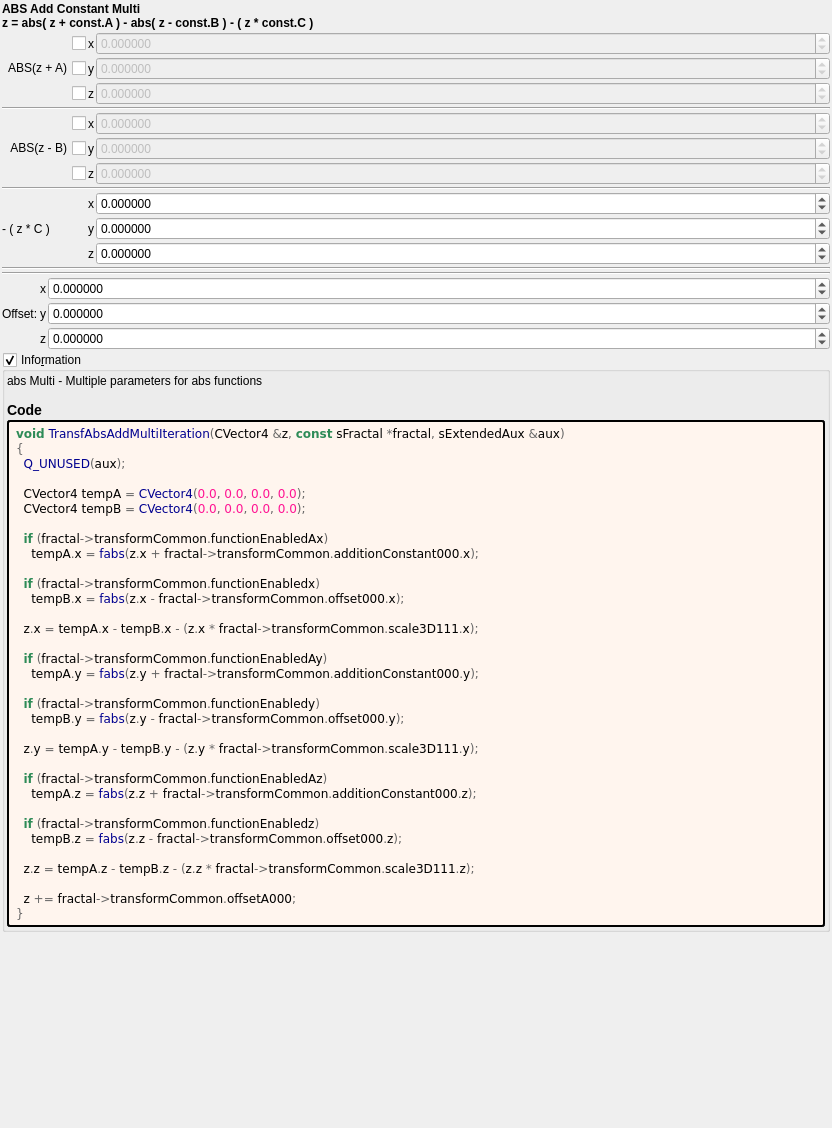
This is mandelbulber2/formula/ui/transf_abs_add_multi.ui in buddhi1980/mandelbulber2 as Qt 5 draws it before an edit. The edited form follows.
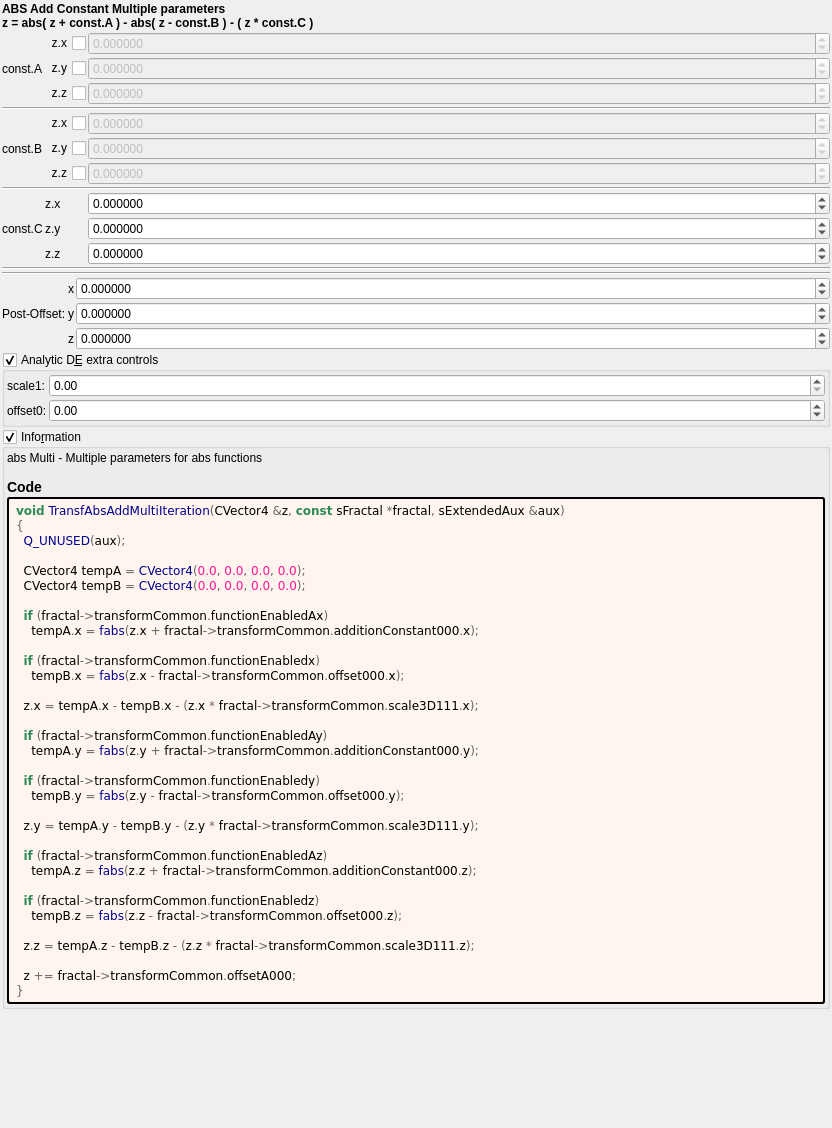
This is the edited form. Custom widgets are drawn as their Qt base class.

```diff
--- a/mandelbulber2/formula/ui/transf_abs_add_multi.ui
+++ b/mandelbulber2/formula/ui/transf_abs_add_multi.ui
@@ -38,7 +38,7 @@
       </font>
      </property>
      <property name="text">
-      <string>ABS Add Constant Multi
+      <string>ABS Add Constant Multiple parameters
 z = abs( z + const.A ) - abs( z - const.B ) - ( z * const.C )</string>
      </property>
     </widget>
@@ -48,15 +48,47 @@
      <property name="spacing">
       <number>2</number>
      </property>
-     <item row="4" column="1">
-      <widget class="QLabel" name="label_94">
+     <item row="9" column="2">
+      <widget class="MyDoubleSpinBox" name="spinbox3_transf_scale3D_111_y">
+       <property name="sizePolicy">
+        <sizepolicy hsizetype="Minimum" vsizetype="Maximum">
+         <horstretch>0</horstretch>
+         <verstretch>0</verstretch>
+        </sizepolicy>
+       </property>
+       <property name="decimals">
+        <number>6</number>
+       </property>
+       <property name="minimum">
+        <double>-99.989999999999995</double>
+       </property>
+       <property name="maximum">
+        <double>99.989999999999995</double>
+       </property>
+       <property name="singleStep">
+        <double>0.100000000000000</double>
+       </property>
+      </widget>
+     </item>
+     <item row="6" column="1">
+      <widget class="MyCheckBox" name="checkBox_transf_function_enabledz">
+       <property name="layoutDirection">
+        <enum>Qt::RightToLeft</enum>
+       </property>
        <property name="text">
-        <string notr="true">x</string>
+        <string>z.z</string>
        </property>
       </widget>
      </item>
-     <item row="5" column="2">
-      <widget class="MyDoubleSpinBox" name="spinbox3_transf_offset_000_y">
+     <item row="8" column="1">
+      <widget class="QLabel" name="label_99">
+       <property name="text">
+        <string notr="true">z.x</string>
+       </property>
+      </widget>
+     </item>
+     <item row="6" column="2">
+      <widget class="MyDoubleSpinBox" name="spinbox3_transf_offset_000_z">
        <property name="enabled">
         <bool>false</bool>
        </property>
@@ -80,35 +112,32 @@
        </property>
       </widget>
      </item>
-     <item row="2" column="0">
+     <item row="3" column="0" colspan="3">
+      <widget class="Line" name="line_24">
+       <property name="orientation">
+        <enum>Qt::Horizontal</enum>
+       </property>
+      </widget>
+     </item>
+     <item row="2" column="1">
       <widget class="MyCheckBox" name="checkBox_transf_function_enabledAz">
        <property name="layoutDirection">
         <enum>Qt::RightToLeft</enum>
        </property>
        <property name="text">
-        <string/>
+        <string>z.z</string>
        </property>
       </widget>
      </item>
-     <item row="4" column="0">
-      <widget class="MyCheckBox" name="checkBox_transf_function_enabledx">
-       <property name="layoutDirection">
-        <enum>Qt::RightToLeft</enum>
-       </property>
+     <item row="10" column="1">
+      <widget class="QLabel" name="label_101">
        <property name="text">
-        <string/>
+        <string notr="true">z.z</string>
        </property>
       </widget>
      </item>
-     <item row="5" column="1">
-      <widget class="QLabel" name="label_95">
-       <property name="text">
-        <string notr="true">y</string>
-       </property>
-      </widget>
-     </item>
-     <item row="4" column="2">
-      <widget class="MyDoubleSpinBox" name="spinbox3_transf_offset_000_x">
+     <item row="0" column="2">
+      <widget class="MyDoubleSpinBox" name="spinbox3_transf_addition_constant_x">
        <property name="enabled">
         <bool>false</bool>
        </property>
@@ -132,13 +161,128 @@
        </property>
       </widget>
      </item>
+     <item row="9" column="1">
+      <widget class="QLabel" name="label_100">
+       <property name="text">
+        <string notr="true">z.y</string>
+       </property>
+      </widget>
+     </item>
      <item row="1" column="0">
+      <widget class="QLabel" name="label_3">
+       <property name="text">
+        <string notr="true">const.A</string>
+       </property>
+      </widget>
+     </item>
+     <item row="1" column="1">
       <widget class="MyCheckBox" name="checkBox_transf_function_enabledAy">
        <property name="layoutDirection">
         <enum>Qt::RightToLeft</enum>
        </property>
        <property name="text">
-        <string notr="true">ABS(z + A)</string>
+        <string notr="true">z.y</string>
+       </property>
+      </widget>
+     </item>
+     <item row="8" column="2">
+      <widget class="MyDoubleSpinBox" name="spinbox3_transf_scale3D_111_x">
+       <property name="sizePolicy">
+        <sizepolicy hsizetype="Minimum" vsizetype="Maximum">
+         <horstretch>0</horstretch>
+         <verstretch>0</verstretch>
+        </sizepolicy>
+       </property>
+       <property name="prefix">
+        <string/>
+       </property>
+       <property name="decimals">
+        <number>6</number>
+       </property>
+       <property name="minimum">
+        <double>-99.989999999999995</double>
+       </property>
+       <property name="singleStep">
+        <double>0.100000000000000</double>
+       </property>
+      </widget>
+     </item>
+     <item row="4" column="2">
+      <widget class="MyDoubleSpinBox" name="spinbox3_transf_offset_000_x">
+       <property name="enabled">
+        <bool>false</bool>
+       </property>
+       <property name="sizePolicy">
+        <sizepolicy hsizetype="Minimum" vsizetype="Maximum">
+         <horstretch>0</horstretch>
+         <verstretch>0</verstretch>
+        </sizepolicy>
+       </property>
+       <property name="prefix">
+        <string/>
+       </property>
+       <property name="decimals">
+        <number>6</number>
+       </property>
+       <property name="minimum">
+        <double>-99.989999999999995</double>
+       </property>
+       <property name="singleStep">
+        <double>0.100000000000000</double>
+       </property>
+      </widget>
+     </item>
+     <item row="1" column="2">
+      <widget class="MyDoubleSpinBox" name="spinbox3_transf_addition_constant_y">
+       <property name="enabled">
+        <bool>false</bool>
+       </property>
+       <property name="sizePolicy">
+        <sizepolicy hsizetype="Minimum" vsizetype="Maximum">
+         <horstretch>0</horstretch>
+         <verstretch>0</verstretch>
+        </sizepolicy>
+       </property>
+       <property name="decimals">
+        <number>6</number>
+       </property>
+       <property name="minimum">
+        <double>-99.989999999999995</double>
+       </property>
+       <property name="maximum">
+        <double>99.989999999999995</double>
+       </property>
+       <property name="singleStep">
+        <double>0.100000000000000</double>
+       </property>
+      </widget>
+     </item>
+     <item row="7" column="0" colspan="3">
+      <widget class="Line" name="line_23">
+       <property name="orientation">
+        <enum>Qt::Horizontal</enum>
+       </property>
+      </widget>
+     </item>
+     <item row="10" column="2">
+      <widget class="MyDoubleSpinBox" name="spinbox3_transf_scale3D_111_z">
+       <property name="sizePolicy">
+        <sizepolicy hsizetype="Minimum" vsizetype="Maximum">
+         <horstretch>0</horstretch>
+         <verstretch>0</verstretch>
+        </sizepolicy>
+       </property>
+       <property name="decimals">
+        <number>6</number>
+       </property>
+       <property name="minimum">
+        <double>-99.989999999999995</double>
+       </property>
+       <property name="maximum">
+        <double>99.989999999999995</double>
+       </property>
+       <property name="singleStep">
+        <double>0.100000000000000</double>
        </property>
       </widget>
      </item>
@@ -167,125 +311,25 @@
        </property>
       </widget>
      </item>
-     <item row="7" column="1">
-      <widget class="QLabel" name="label_96">
-       <property name="text">
-        <string notr="true">z</string>
-       </property>
-      </widget>
-     </item>
-     <item row="2" column="1">
-      <widget class="QLabel" name="label_70">
-       <property name="text">
-        <string notr="true">z</string>
-       </property>
-      </widget>
-     </item>
-     <item row="0" column="2">
-      <widget class="MyDoubleSpinBox" name="spinbox3_transf_addition_constant_x">
-       <property name="enabled">
-        <bool>false</bool>
-       </property>
-       <property name="sizePolicy">
-        <sizepolicy hsizetype="Minimum" vsizetype="Maximum">
-         <horstretch>0</horstretch>
-         <verstretch>0</verstretch>
-        </sizepolicy>
-       </property>
-       <property name="prefix">
-        <string/>
-       </property>
-       <property name="decimals">
-        <number>6</number>
-       </property>
-       <property name="minimum">
-        <double>-99.989999999999995</double>
-       </property>
-       <property name="singleStep">
-        <double>0.100000000000000</double>
-       </property>
-      </widget>
-     </item>
-     <item row="1" column="1">
-      <widget class="QLabel" name="label_68">
-       <property name="text">
-        <string notr="true">y</string>
-       </property>
-      </widget>
-     </item>
      <item row="5" column="0">
+      <widget class="QLabel" name="label_4">
+       <property name="text">
+        <string notr="true">const.B</string>
+       </property>
+      </widget>
+     </item>
+     <item row="5" column="1">
       <widget class="MyCheckBox" name="checkBox_transf_function_enabledy">
        <property name="layoutDirection">
         <enum>Qt::RightToLeft</enum>
        </property>
        <property name="text">
-        <string notr="true">ABS(z - B)</string>
+        <string notr="true">z.y</string>
        </property>
       </widget>
      </item>
-     <item row="10" column="2">
-      <widget class="MyDoubleSpinBox" name="spinbox3_transf_scale3D_111_y">
-       <property name="sizePolicy">
-        <sizepolicy hsizetype="Minimum" vsizetype="Maximum">
-         <horstretch>0</horstretch>
-         <verstretch>0</verstretch>
-        </sizepolicy>
-       </property>
-       <property name="decimals">
-        <number>6</number>
-       </property>
-       <property name="minimum">
-        <double>-99.989999999999995</double>
-       </property>
-       <property name="maximum">
-        <double>99.989999999999995</double>
-       </property>
-       <property name="singleStep">
-        <double>0.100000000000000</double>
-       </property>
-      </widget>
-     </item>
-     <item row="3" column="0" colspan="3">
-      <widget class="Line" name="line_24">
-       <property name="orientation">
-        <enum>Qt::Horizontal</enum>
-       </property>
-      </widget>
-     </item>
-     <item row="0" column="0">
-      <widget class="MyCheckBox" name="checkBox_transf_function_enabledAx">
-       <property name="layoutDirection">
-        <enum>Qt::RightToLeft</enum>
-       </property>
-       <property name="text">
-        <string/>
-       </property>
-      </widget>
-     </item>
-     <item row="11" column="2">
-      <widget class="MyDoubleSpinBox" name="spinbox3_transf_scale3D_111_z">
-       <property name="sizePolicy">
-        <sizepolicy hsizetype="Minimum" vsizetype="Maximum">
-         <horstretch>0</horstretch>
-         <verstretch>0</verstretch>
-        </sizepolicy>
-       </property>
-       <property name="decimals">
-        <number>6</number>
-       </property>
-       <property name="minimum">
-        <double>-99.989999999999995</double>
-       </property>
-       <property name="maximum">
-        <double>99.989999999999995</double>
-       </property>
-       <property name="singleStep">
-        <double>0.100000000000000</double>
-       </property>
-      </widget>
-     </item>
-     <item row="1" column="2">
-      <widget class="MyDoubleSpinBox" name="spinbox3_transf_addition_constant_y">
+     <item row="5" column="2">
+      <widget class="MyDoubleSpinBox" name="spinbox3_transf_offset_000_y">
        <property name="enabled">
         <bool>false</bool>
        </property>
@@ -309,102 +353,30 @@
        </property>
       </widget>
      </item>
-     <item row="7" column="0">
-      <widget class="MyCheckBox" name="checkBox_transf_function_enabledz">
-       <property name="layoutDirection">
-        <enum>Qt::RightToLeft</enum>
-       </property>
-       <property name="text">
-        <string/>
-       </property>
-      </widget>
-     </item>
-     <item row="11" column="1">
-      <widget class="QLabel" name="label_101">
-       <property name="text">
-        <string notr="true">z</string>
-       </property>
-      </widget>
-     </item>
-     <item row="7" column="2">
-      <widget class="MyDoubleSpinBox" name="spinbox3_transf_offset_000_z">
-       <property name="enabled">
-        <bool>false</bool>
-       </property>
-       <property name="sizePolicy">
-        <sizepolicy hsizetype="Minimum" vsizetype="Maximum">
-         <horstretch>0</horstretch>
-         <verstretch>0</verstretch>
-        </sizepolicy>
-       </property>
-       <property name="decimals">
-        <number>6</number>
-       </property>
-       <property name="minimum">
-        <double>-99.989999999999995</double>
-       </property>
-       <property name="maximum">
-        <double>99.989999999999995</double>
-       </property>
-       <property name="singleStep">
-        <double>0.100000000000000</double>
-       </property>
-      </widget>
-     </item>
-     <item row="8" column="0" colspan="3">
-      <widget class="Line" name="line_23">
-       <property name="orientation">
-        <enum>Qt::Horizontal</enum>
-       </property>
-      </widget>
-     </item>
-     <item row="9" column="2">
-      <widget class="MyDoubleSpinBox" name="spinbox3_transf_scale3D_111_x">
-       <property name="sizePolicy">
-        <sizepolicy hsizetype="Minimum" vsizetype="Maximum">
-         <horstretch>0</horstretch>
-         <verstretch>0</verstretch>
-        </sizepolicy>
-       </property>
-       <property name="prefix">
-        <string/>
-       </property>
-       <property name="decimals">
-        <number>6</number>
-       </property>
-       <property name="minimum">
-        <double>-99.989999999999995</double>
-       </property>
-       <property name="singleStep">
-        <double>0.100000000000000</double>
-       </property>
-      </widget>
-     </item>
-     <item row="10" column="1">
-      <widget class="QLabel" name="label_100">
-       <property name="text">
-        <string notr="true">y</string>
-       </property>
-      </widget>
-     </item>
      <item row="0" column="1">
-      <widget class="QLabel" name="label_69">
-       <property name="text">
-        <string notr="true">x</string>
+      <widget class="MyCheckBox" name="checkBox_transf_function_enabledAx">
+       <property name="layoutDirection">
+        <enum>Qt::RightToLeft</enum>
        </property>
-      </widget>
-     </item>
-     <item row="9" column="1">
-      <widget class="QLabel" name="label_99">
        <property name="text">
-        <string notr="true">x</string>
+        <string>z.x</string>
        </property>
       </widget>
      </item>
-     <item row="10" column="0">
+     <item row="9" column="0">
       <widget class="QLabel" name="label">
        <property name="text">
-        <string notr="true">- ( z * C )</string>
+        <string notr="true">const.C</string>
+       </property>
+      </widget>
+     </item>
+     <item row="4" column="1">
+      <widget class="MyCheckBox" name="checkBox_transf_function_enabledx">
+       <property name="layoutDirection">
+        <enum>Qt::RightToLeft</enum>
+       </property>
+       <property name="text">
+        <string>z.x</string>
        </property>
       </widget>
      </item>
@@ -564,12 +536,116 @@
      <item row="2" column="0">
       <widget class="QLabel" name="label_259">
        <property name="text">
-        <string>Offset:</string>
+        <string>Post-Offset:</string>
        </property>
       </widget>
      </item>
     </layout>
    </item>
+   <item>
+    <widget class="MyGroupBox" name="groupCheck_analyticDE_enabled_false">
+     <property name="title">
+      <string>Analytic D&amp;E extra controls</string>
+     </property>
+     <property name="checkable">
+      <bool>true</bool>
+     </property>
+     <layout class="QVBoxLayout" name="verticalLayout_13" stretch="0">
+      <property name="spacing">
+       <number>2</number>
+      </property>
+      <property name="leftMargin">
+       <number>2</number>
+      </property>
+      <property name="topMargin">
+       <number>2</number>
+      </property>
+      <property name="rightMargin">
+       <number>2</number>
+      </property>
+      <property name="bottomMargin">
+       <number>2</number>
+      </property>
+      <item>
+       <layout class="QGridLayout" name="gridLayout_27" columnstretch="0,0,1">
+        <property name="spacing">
+         <number>2</number>
+        </property>
+        <item row="1" column="2">
+         <widget class="MyDoubleSpinBox" name="spinbox_analyticDE_offset_0">
+          <property name="sizePolicy">
+           <sizepolicy hsizetype="Minimum" vsizetype="Maximum">
+            <horstretch>0</horstretch>
+            <verstretch>0</verstretch>
+           </sizepolicy>
+          </property>
+          <property name="prefix">
+           <string/>
+          </property>
+          <property name="suffix">
+           <string/>
+          </property>
+          <property name="decimals">
+           <number>2</number>
+          </property>
+          <property name="minimum">
+           <double>-99.989999999999995</double>
+          </property>
+          <property name="maximum">
+           <double>99.989999999999995</double>
+          </property>
+          <property name="singleStep">
+           <double>0.100000000000000</double>
+          </property>
+         </widget>
+        </item>
+        <item row="1" column="1">
+         <widget class="QLabel" name="label_177">
+          <property name="text">
+           <string>offset0:</string>
+          </property>
+         </widget>
+        </item>
+        <item row="0" column="1">
+         <widget class="QLabel" name="label_182">
+          <property name="text">
+           <string>scale1:</string>
+          </property>
+         </widget>
+        </item>
+        <item row="0" column="2">
+         <widget class="MyDoubleSpinBox" name="spinbox_analyticDE_scale_1">
+          <property name="sizePolicy">
+           <sizepolicy hsizetype="Minimum" vsizetype="Maximum">
+            <horstretch>0</horstretch>
+            <verstretch>0</verstretch>
+           </sizepolicy>
+          </property>
+          <property name="prefix">
+           <string/>
+          </property>
+          <property name="suffix">
+           <string/>
+          </property>
+          <property name="decimals">
+           <number>2</number>
+          </property>
+          <property name="minimum">
+           <double>0.000000000000000</double>
+          </property>
+          <property name="maximum">
+           <double>99.989999999999995</double>
+          </property>
+          <property name="singleStep">
+           <double>0.100000000000000</double>
+          </property>
+         </widget>
+        </item>
+       </layout>
+      </item>
+     </layout>
+    </widget>
+   </item>
    <item>
     <widget class="MyGroupBox" name="groupCheck_info">
      <property name="title">
```
Left out of the diff: 8 changed lines with no effect on the pictures.
